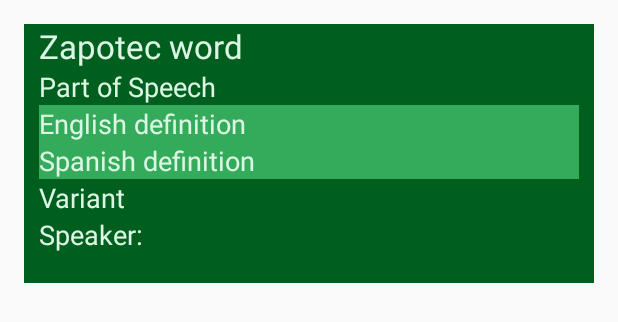
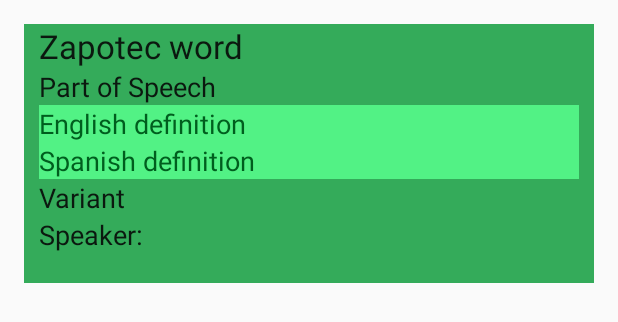
Before and after one commit to acastillah/zapotec-talking-dictionary, an Android app: the layout fragment_word_definition.xml on its own in the app's theme, with its tools: preview values and no code run, on a phone screen of 412 x 824 dp. Shown: the top 322 px of the screen. Run offline under Robolectric (Android 15) with nearby library versions, the phone set to English and light mode, and no system bars.

Commit message:
JK, these colors are better. See last commit message for full report.

```diff
--- a/app/src/main/res/values/colors.xml
+++ b/app/src/main/res/values/colors.xml
@@ -9,10 +9,10 @@
     <!-- <color name="nav_background_color">#ffff00</color>  not clear what this does -->
     <color name="nav_drawer">#99005e1e</color> <!-- extra chars related to transparency? -->
     <color name="url">#960009</color> <!-- e.g. link on the About page -->
-    <color name="text_one">#dbf7e4</color>
-    <color name="text_two">#dbf7e4</color>
-    <color name="accent_one">#005e1e</color> <!-- e.g. word box -->
-    <color name="accent_two">#34ab5a</color> <!-- e.g. little gloss box in word box -->
+    <color name="text_one">#0b180f</color>
+    <color name="text_two">#005e1e</color>
+    <color name="accent_one">#34ab5a</color> <!-- e.g. word box -->
+    <color name="accent_two">#52f285</color> <!-- e.g. little gloss box in word box -->
     <color name="spinner_background">#D9723B</color>
     <color name="spinner_text">#FFFFFF</color>
     <color name="recording">#FF0000</color>
```
Also changed, not shown: 6 other files.
